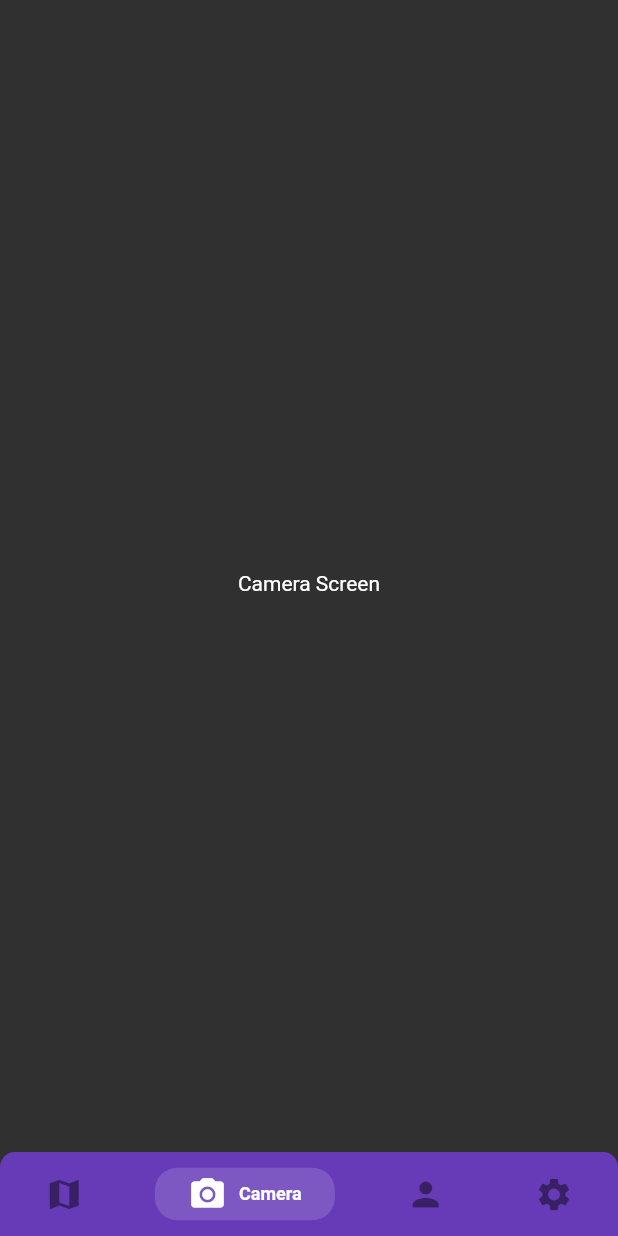
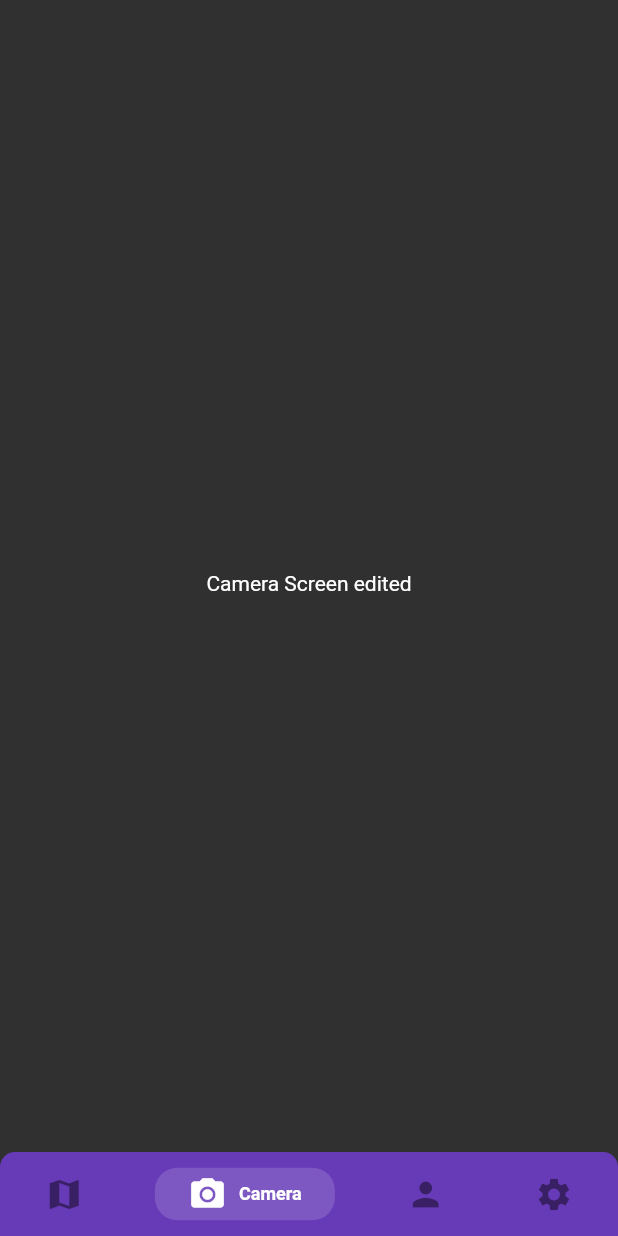
Before and after one commit to mukulboro/road-condition-detection-mobile-app, a Flutter app: the screen it shows after launch, item 2 of the bottom bar chosen, on a phone screen of 412 x 824 dp. Run offline on Flutter 3.47's test engine with Material 2 defaults, Android fonts, the phone set to English and light mode, and no system bars; drawn by our look-alikes of persistent_bottom_nav_bar.

Commit message:
initial commit

```diff
--- a/lib/screens/CameraScreen.dart
+++ b/lib/screens/CameraScreen.dart
@@ -22,7 +22,7 @@ class _CameraScreenState extends State<CameraScreen> {
           mainAxisAlignment: MainAxisAlignment.center,
           crossAxisAlignment: CrossAxisAlignment.center,
           children: const <Widget> [
-            Text("Camera Screen")
+            Text("Camera Screen edited")
           ],
         ),
       ),
```
